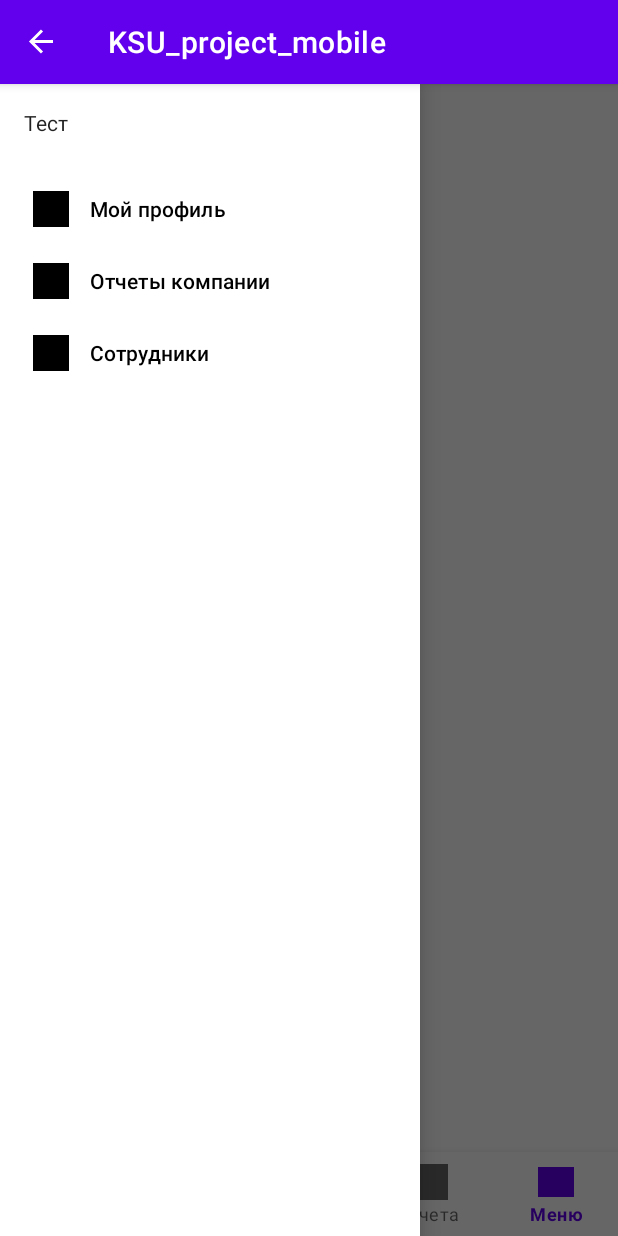
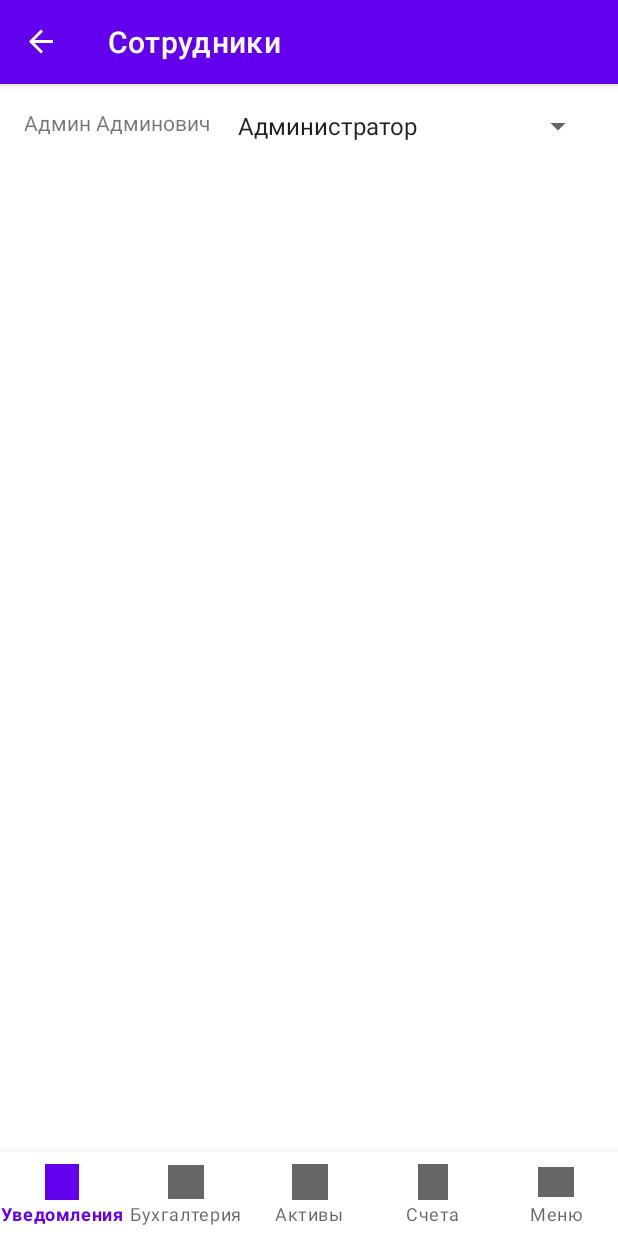
Before and after one commit to dgeorgik/KSU_project_mobile, an Android app built with Jetpack Compose: the HomeFragment screen opened through its navigation route, after a tap on "Сотрудники", on a phone screen of 412 x 824 dp. Run offline under Robolectric (Android 15) with nearby library versions, the phone set to English and light mode, and no system bars; our stand-ins replace navigation-ui.

Commit message:
add register approve functional

```diff
--- a/app/build.gradle.kts
+++ b/app/build.gradle.kts
@@ -62,6 +62,7 @@ android {
 
 dependencies {
     implementation(libs.androidx.constraintlayout)
+    implementation(libs.androidx.recyclerview)
     val nav_version = "2.7.2"
 
     implementation("androidx.core:core-ktx:1.10.1")
@@ -73,7 +74,7 @@ dependencies {
     implementation("androidx.compose.ui:ui-tooling-preview:1.5.1")
     implementation("androidx.compose.material3:material3:1.1.0")
     implementation("androidx.appcompat:appcompat:1.6.1")
-
+    implementation("androidx.recyclerview:recyclerview:1.2.1")
     testImplementation("junit:junit:4.13.2")
     androidTestImplementation("androidx.test.ext:junit:1.1.5")
     androidTestImplementation("androidx.test.espresso:espresso-core:3.5.1")
--- a/app/src/main/java/com/example/ksu_project_mobile/MainActivity.kt
+++ b/app/src/main/java/com/example/ksu_project_mobile/MainActivity.kt
@@ -1,15 +1,16 @@
 package com.example.ksu_project_mobile
 
 import android.os.Bundle
+import android.util.Log
 import android.view.View
 import android.widget.TextView
 import androidx.activity.viewModels
 import androidx.appcompat.app.AppCompatActivity
+import androidx.core.view.GravityCompat
 import androidx.drawerlayout.widget.DrawerLayout
 import androidx.navigation.NavController
 import androidx.navigation.fragment.NavHostFragment
 import androidx.navigation.ui.setupActionBarWithNavController
-import com.example.ksu_project_mobile.R
 import com.example.ksu_project_mobile.models.UserViewModel
 import com.google.android.material.navigation.NavigationView
 
@@ -17,16 +18,19 @@ class MainActivity : AppCompatActivity() {
 
     private lateinit var navController: NavController
     private val userViewModel: UserViewModel by viewModels()
+    private lateinit var drawerLayout: DrawerLayout
 
     override fun onCreate(savedInstanceState: Bundle?) {
         super.onCreate(savedInstanceState)
         setContentView(R.layout.activity_main)
 
-         val navView: NavigationView = findViewById(R.id.nav_view)
+        drawerLayout = findViewById(R.id.drawer_layout)
+
+        val navView: NavigationView = findViewById(R.id.nav_view)
         val headerView: View = navView.getHeaderView(0)
         val tvUserName: TextView = headerView.findViewById(R.id.tv_user_name)
 
-         userViewModel.userName.observe(this) { userName ->
+        userViewModel.userName.observe(this) { userName ->
             tvUserName.text = userName
         }
 
@@ -34,9 +38,29 @@ class MainActivity : AppCompatActivity() {
             .findFragmentById(R.id.fragment_container) as NavHostFragment
         navController = navHostFragment.navController
 
-        setupActionBarWithNavController(navController)
+         setupActionBarWithNavController(navController)
 
          userViewModel.setUserName("Тест")
+
+//        navView.setNavigationItemSelectedListener { menuItem ->
+//            when (menuItem.itemId) {
+//                R.id.nav_profile -> {
+//                    true
+//                }
+//                R.id.nav_reports -> {
+//                    true
+//                }
+//                R.id.nav_employees -> {
+//                    Log.i("MainActivity", "Employees clicked")
+//                    navController.navigate(R.id.action_to_employeeFragment)
+//                    true
+//                }
+//                else -> false
+//            }.also {
+//                drawerLayout.closeDrawer(GravityCompat.START)
+//            }
+//        }
+
     }
 
     override fun onSupportNavigateUp(): Boolean {
--- /dev/null
+++ b/app/src/main/java/com/example/ksu_project_mobile/fragments/EmployeesAdapter.kt
@@ -0,0 +1,69 @@
+package com.example.ksu_project_mobile.fragments
+
+import android.view.LayoutInflater
+import android.view.View
+import android.view.ViewGroup
+import android.widget.AdapterView
+import android.widget.ArrayAdapter
+import android.widget.Spinner
+import android.widget.TextView
+import android.widget.Toast
+import androidx.activity.viewModels
+import androidx.fragment.app.FragmentActivity
+import androidx.recyclerview.widget.RecyclerView
+import com.example.ksu_project_mobile.R
+import com.example.ksu_project_mobile.models.User
+import com.example.ksu_project_mobile.models.UserViewModel
+
+class EmployeesAdapter(private val userList: List<User>) :
+    RecyclerView.Adapter<EmployeesAdapter.EmployeeViewHolder>() {
+
+    private val roles = arrayOf("Незарегистрированный", "Бухгалтер", "Менеджер", "Администратор")
+
+    override fun onCreateViewHolder(parent: ViewGroup, viewType: Int): EmployeeViewHolder {
+        val view = LayoutInflater.from(parent.context).inflate(R.layout.item_employee, parent, false)
+        return EmployeeViewHolder(view)
+    }
+
+    override fun onBindViewHolder(holder: EmployeeViewHolder, position: Int) {
+        val user = userList[position]
+        holder.bind(user)
+    }
+
+    override fun getItemCount(): Int = userList.size
+
+    inner class EmployeeViewHolder(itemView: View) : RecyclerView.ViewHolder(itemView) {
+        private val employeeName: TextView = itemView.findViewById(R.id.tv_employee_name)
+        private val roleSpinner: Spinner = itemView.findViewById(R.id.spinner_role)
+
+        fun bind(user: User) {
+            employeeName.text = user.name
+
+             val adapter = ArrayAdapter(itemView.context, android.R.layout.simple_spinner_item, roles)
+            adapter.setDropDownViewResource(android.R.layout.simple_spinner_dropdown_item)
+            roleSpinner.adapter = adapter
+
+             val currentRoleIndex = roles.indexOf(user.role)
+            if (currentRoleIndex >= 0) {
+                roleSpinner.setSelection(currentRoleIndex)
+            }
+
+             roleSpinner.onItemSelectedListener = object : AdapterView.OnItemSelectedListener {
+                override fun onItemSelected(parent: AdapterView<*>, view: View, position: Int, id: Long) {
+                    val selectedRole = roles[position]
+                    if (selectedRole != user.role) {
+
+                        (itemView.context as? FragmentActivity)?.let { activity ->
+                            val userViewModel: UserViewModel by activity.viewModels()
+                            userViewModel.updateUserRole(user, selectedRole)
+                            Toast.makeText(activity, "Роль изменена на $selectedRole", Toast.LENGTH_SHORT).show()
+                        }
+                    }
+                }
+
+                override fun onNothingSelected(parent: AdapterView<*>) {
+                }
+            }
+        }
+    }
+}
--- /dev/null
+++ b/app/src/main/java/com/example/ksu_project_mobile/fragments/EmployeesFragment.kt
@@ -0,0 +1,34 @@
+package com.example.ksu_project_mobile.fragments
+import android.os.Bundle
+import android.view.LayoutInflater
+import android.view.View
+import android.view.ViewGroup
+import androidx.fragment.app.Fragment
+import androidx.fragment.app.activityViewModels
+import androidx.recyclerview.widget.LinearLayoutManager
+import androidx.recyclerview.widget.RecyclerView
+import com.example.ksu_project_mobile.R
+import com.example.ksu_project_mobile.models.UserViewModel
+
+class EmployeesFragment : Fragment() {
+
+    private val userViewModel: UserViewModel by activityViewModels()
+
+    override fun onCreateView(
+        inflater: LayoutInflater, container: ViewGroup?,
+        savedInstanceState: Bundle?
+    ): View? {
+        return inflater.inflate(R.layout.fragment_employees, container, false)
+    }
+
+    override fun onViewCreated(view: View, savedInstanceState: Bundle?) {
+        super.onViewCreated(view, savedInstanceState)
+
+        val recyclerView: RecyclerView = view.findViewById(R.id.recycler_view_employees)
+        recyclerView.layoutManager = LinearLayoutManager(requireContext())
+
+        userViewModel.users.observe(viewLifecycleOwner) { userList ->
+            recyclerView.adapter = EmployeesAdapter(userList)
+        }
+    }
+}
--- a/app/src/main/java/com/example/ksu_project_mobile/fragments/HomeFragment.kt
+++ b/app/src/main/java/com/example/ksu_project_mobile/fragments/HomeFragment.kt
@@ -1,6 +1,7 @@
 package com.example.ksu_project_mobile.fragments
 
 import android.os.Bundle
+import android.util.Log
 import android.view.LayoutInflater
 import android.view.View
 import android.view.ViewGroup
@@ -9,6 +10,7 @@ import androidx.core.view.GravityCompat
 import androidx.drawerlayout.widget.DrawerLayout
 import androidx.fragment.app.Fragment
 import androidx.fragment.app.activityViewModels
+import androidx.navigation.fragment.findNavController
 import com.example.ksu_project_mobile.R
 import com.example.ksu_project_mobile.models.UserViewModel
 import com.google.android.material.bottomnavigation.BottomNavigationView
@@ -29,8 +31,21 @@ class HomeFragment : Fragment() {
         userViewModel.userName.observe(viewLifecycleOwner) { userName ->
             tvUserName.text = userName
         }
+
+         navView.setNavigationItemSelectedListener { menuItem ->
+            when (menuItem.itemId) {
+                R.id.nav_employees -> {
+                    Log.d("Navigation", "Переход на фрагмент Сотрудники")
+                    findNavController().navigate(R.id.action_to_employeeFragment)
+                    true
+                }
+                else -> false
+            }.also {
+                val drawerLayout = view.findViewById<DrawerLayout>(R.id.drawer_layout)
+                drawerLayout.closeDrawer(GravityCompat.START)
+            }
+        }
     }
-
 
     override fun onCreateView(
         inflater: LayoutInflater, container: ViewGroup?,
@@ -41,18 +56,10 @@ class HomeFragment : Fragment() {
         val bottomNavigationView = view.findViewById<BottomNavigationView>(R.id.bottom_navigation)
         bottomNavigationView.setOnNavigationItemSelectedListener { item ->
             when (item.itemId) {
-                R.id.navigation_notifications -> {
-                    true
-                }
-                R.id.navigation_accounting -> {
-                    true
-                }
-                R.id.navigation_assets -> {
-                    true
-                }
-                R.id.navigation_accounts -> {
-                    true
-                }
+                R.id.navigation_notifications -> true
+                R.id.navigation_accounting -> true
+                R.id.navigation_assets -> true
+                R.id.navigation_accounts -> true
                 R.id.navigation_menu -> {
                     val drawerLayout = view.findViewById<DrawerLayout>(R.id.drawer_layout)
                     drawerLayout.openDrawer(GravityCompat.START)
--- a/app/src/main/java/com/example/ksu_project_mobile/fragments/SignInFragment.kt
+++ b/app/src/main/java/com/example/ksu_project_mobile/fragments/SignInFragment.kt
@@ -19,17 +19,12 @@ class SignInFragment : Fragment() {
 
     private var _binding: FragmentSigninBinding? = null
     private val binding get() = _binding!!
-    private val userViewModel: UserViewModel by activityViewModels() // ViewModel на уровне активности
+    private val userViewModel: UserViewModel by activityViewModels()
 
-    // Предопределенный администратор
-    private val adminUser = User(
-        name = "Admin",
-        email = "admin@email.com",
-        password = "admin",
-        role = "admin"
-    )
+
 
     override fun onCreateView(
+
         inflater: LayoutInflater, container: ViewGroup?,
         savedInstanceState: Bundle?
     ): View? {
@@ -39,17 +34,29 @@ class SignInFragment : Fragment() {
 
     override fun onViewCreated(view: View, savedInstanceState: Bundle?) {
         super.onViewCreated(view, savedInstanceState)
-
         binding.btnSignIn.setOnClickListener {
             val email = binding.etLogin.text.toString()
             val password = binding.etPassword.text.toString()
 
-            if (email == adminUser.email && password == adminUser.password) {
-                 userViewModel.setUserName(adminUser.name)
-                val bundle = Bundle().apply {
-                    putParcelable("user", adminUser)
+            val user = userViewModel.authenticateUser(email, password)
+
+
+            if (user != null) {
+                if (user.role == "anautorize") {
+                    Toast.makeText(context, "Ждите одобрение заявки или зарегисрируйтесь!", Toast.LENGTH_SHORT).show()
+                } else {
+                    userViewModel.setUserName(user.name)
+                    val bundle = Bundle().apply {
+                        putParcelable("user", user)
+                    }
+                    findNavController().navigate(R.id.action_signInFragment_to_homeFragment, bundle)
                 }
-                 findNavController().navigate(R.id.action_signInFragment_to_homeFragment, bundle)
+//            if (email == adminUser.email && password == adminUser.password ) {
+//                userViewModel.setUserName(adminUser.name)
+//                val bundle = Bundle().apply {
+//                    putParcelable("user", adminUser)
+//                }
+//                 findNavController().navigate(R.id.action_signInFragment_to_homeFragment, bundle)
             } else {
                 Toast.makeText(
                     context,
--- a/app/src/main/java/com/example/ksu_project_mobile/fragments/SignUpFragment.kt
+++ b/app/src/main/java/com/example/ksu_project_mobile/fragments/SignUpFragment.kt
@@ -4,15 +4,18 @@ import android.view.LayoutInflater
 import android.view.View
 import android.view.ViewGroup
 import androidx.fragment.app.Fragment
+import androidx.fragment.app.activityViewModels
 import androidx.navigation.fragment.findNavController
 import com.example.ksu_project_mobile.R
 import com.example.ksu_project_mobile.databinding.FragmentSignupBinding
 import com.example.ksu_project_mobile.models.User
+import com.example.ksu_project_mobile.models.UserViewModel
 
 class SignUpFragment : Fragment() {
 
     private var _binding: FragmentSignupBinding? = null
     private val binding get() = _binding!!
+    private val userViewModel: UserViewModel by activityViewModels() // ViewModel на уровне активности
 
     override fun onCreateView(
         inflater: LayoutInflater, container: ViewGroup?,
@@ -30,8 +33,8 @@ class SignUpFragment : Fragment() {
             val email = binding.etSignupEmail.text.toString()
             val password = binding.etSignupPassword.text.toString()
 
-            val newUser = User(name = name, email = email, password = password, role = "user")
-
+            val newUser = User(name = name, email = email, password = password, role = "anautorize")
+            userViewModel.addUser(newUser)
 
             val bundle = Bundle().apply {
                 putParcelable("user", newUser)
--- a/app/src/main/java/com/example/ksu_project_mobile/models/User.kt
+++ b/app/src/main/java/com/example/ksu_project_mobile/models/User.kt
@@ -8,5 +8,5 @@ data class User(
     val name: String,
     val email: String,
     val password: String,
-    val role: String
+    val role:  String = "anautorize"
 ) : Parcelable
--- a/app/src/main/java/com/example/ksu_project_mobile/models/UserViewModel.kt
+++ b/app/src/main/java/com/example/ksu_project_mobile/models/UserViewModel.kt
@@ -4,11 +4,48 @@ import androidx.lifecycle.LiveData
 import androidx.lifecycle.MutableLiveData
 import androidx.lifecycle.ViewModel
 
+
+
 class UserViewModel : ViewModel() {
+
+    private val _users = MutableLiveData<List<User>>()
+    val users: LiveData<List<User>> get() = _users
+
     private val _userName = MutableLiveData<String>()
     val userName: LiveData<String> get() = _userName
+
+    private val adminUser = User(
+        name = "Админ Админович",
+        email = "admin@email.com",
+        password = "admin",
+        role = "admin"
+    )
+
+    init {
+        _users.value = mutableListOf()
+        addUser(adminUser)
+        updateUserRole(adminUser, "Администратор")
+    }
 
     fun setUserName(name: String) {
         _userName.value = name
     }
+
+    fun addUser(user: User) {
+        val updatedList = _users.value?.toMutableList() ?: mutableListOf()
+        updatedList.add(user)
+        _users.value = updatedList
+    }
+
+    fun updateUserRole(user: User, newRole: String) {
+        val updatedList = _users.value?.map {
+            if (it.email == user.email) it.copy(role = newRole) else it
+        }
+        _users.value = updatedList
+    }
+
+    fun authenticateUser(email: String, password: String): User? {
+        return _users.value?.find { it.email == email && it.password == password }
+    }
+
 }
--- /dev/null
+++ b/app/src/main/res/layout/fragment_employees.xml
@@ -0,0 +1,20 @@
+<androidx.constraintlayout.widget.ConstraintLayout xmlns:android="http://schemas.android.com/apk/res/android"
+    xmlns:app="http://schemas.android.com/apk/res-auto"
+    android:layout_width="match_parent"
+    android:layout_height="match_parent">
+
+    <androidx.recyclerview.widget.RecyclerView
+        android:id="@+id/recycler_view_employees"
+        android:layout_width="match_parent"
+        android:layout_height="wrap_content"
+        app:layout_constraintTop_toTopOf="parent"/>
+
+
+<com.google.android.material.bottomnavigation.BottomNavigationView
+        android:id="@+id/bottom_navigation"
+        android:layout_width="match_parent"
+        android:layout_height="wrap_content"
+        app:labelVisibilityMode="labeled"
+        app:layout_constraintBottom_toBottomOf="parent"
+        app:menu="@menu/bottom_nav_menu" />
+</androidx.constraintlayout.widget.ConstraintLayout>
--- a/app/src/main/res/layout/fragment_signup.xml
+++ b/app/src/main/res/layout/fragment_signup.xml
@@ -4,7 +4,6 @@
     android:layout_width="match_parent"
     android:layout_height="match_parent"
     android:background="@drawable/building_background">
-
 
     <TextView
         android:id="@+id/tv_signup"
@@ -64,4 +63,6 @@
         app:layout_constraintStart_toStartOf="parent"
         app:layout_constraintTop_toBottomOf="@id/et_signup_password" />
 
+
+
 </androidx.constraintlayout.widget.ConstraintLayout>
--- /dev/null
+++ b/app/src/main/res/layout/item_employee.xml
@@ -0,0 +1,23 @@
+<androidx.constraintlayout.widget.ConstraintLayout xmlns:android="http://schemas.android.com/apk/res/android"
+    xmlns:app="http://schemas.android.com/apk/res-auto"
+    android:layout_width="match_parent"
+    android:layout_height="wrap_content"
+    android:padding="16dp">
+
+    <TextView
+        android:id="@+id/tv_employee_name"
+        android:layout_width="wrap_content"
+        android:layout_height="wrap_content"
+        android:text="Имя сотрудника"
+        app:layout_constraintStart_toStartOf="parent"
+        app:layout_constraintTop_toTopOf="parent" />
+
+    <Spinner
+        android:id="@+id/spinner_role"
+        android:layout_width="wrap_content"
+        android:layout_height="wrap_content"
+        app:layout_constraintEnd_toEndOf="parent"
+        app:layout_constraintTop_toTopOf="parent"
+        android:entries="@array/roles_array" />
+
+</androidx.constraintlayout.widget.ConstraintLayout>
--- a/app/src/main/res/navigation/nav_graph.xml
+++ b/app/src/main/res/navigation/nav_graph.xml
@@ -53,10 +53,18 @@
     </fragment>
 
 
-
-
     <fragment
         android:id="@+id/homeFragment"
         android:name="com.example.ksu_project_mobile.fragments.HomeFragment"
-        tools:layout="@layout/fragment_home" />
+        tools:layout="@layout/fragment_home">
+        <action
+            android:id="@+id/action_to_employeeFragment"
+            app:destination="@id/employeeFragment" />
+    </fragment>
+
+    <fragment
+        android:id="@+id/employeeFragment"
+        android:name="com.example.ksu_project_mobile.fragments.EmployeesFragment"
+        android:label="Сотрудники"
+        tools:layout="@layout/fragment_employees" />
 </navigation>
--- a/app/src/main/res/values/strings.xml
+++ b/app/src/main/res/values/strings.xml
@@ -1,3 +1,10 @@
 <resources>
     <string name="app_name">KSU_project_mobile</string>
+
+<string-array name="roles_array">
+    <item>Незарегистрированный</item>
+    <item>Бухгалтер</item>
+    <item>Менеджер</item>
+    <item>Администратор</item>
+</string-array>
 </resources>
--- a/gradle/libs.versions.toml
+++ b/gradle/libs.versions.toml
@@ -10,6 +10,7 @@ activityCompose = "1.8.0"
 composeBom = "2024.04.01"
 appcompat = "1.7.0"
 constraintlayout = "2.1.4"
+recyclerview = "1.3.2"
 
 [libraries]
 androidx-core-ktx = { group = "androidx.core", name = "core-ktx", version.ref = "coreKtx" }
@@ -28,6 +29,7 @@ androidx-ui-test-junit4 = { group = "androidx.compose.ui", name = "ui-test-junit
 androidx-material3 = { group = "androidx.compose.material3", name = "material3" }
 androidx-appcompat = { group = "androidx.appcompat", name = "appcompat", version.ref = "appcompat" }
 androidx-constraintlayout = { group = "androidx.constraintlayout", name = "constraintlayout", version.ref = "constraintlayout" }
+androidx-recyclerview = { group = "androidx.recyclerview", name = "recyclerview", version.ref = "recyclerview" }
 
 [plugins]
 android-application = { id = "com.android.application", version.ref = "agp" }
```
